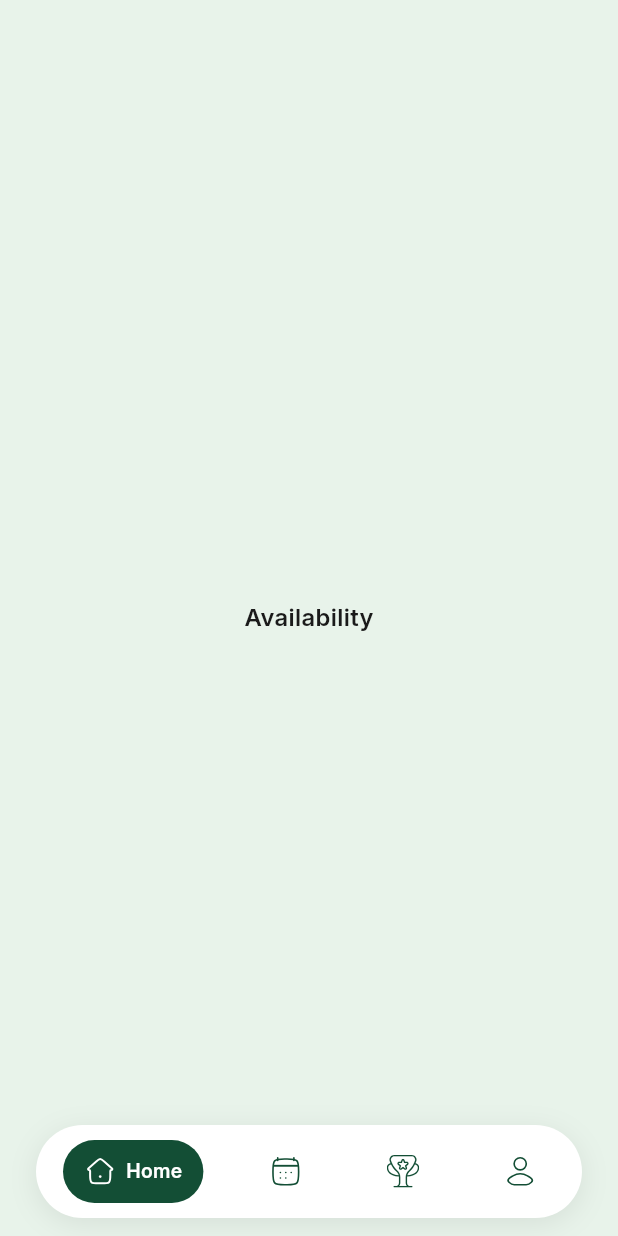
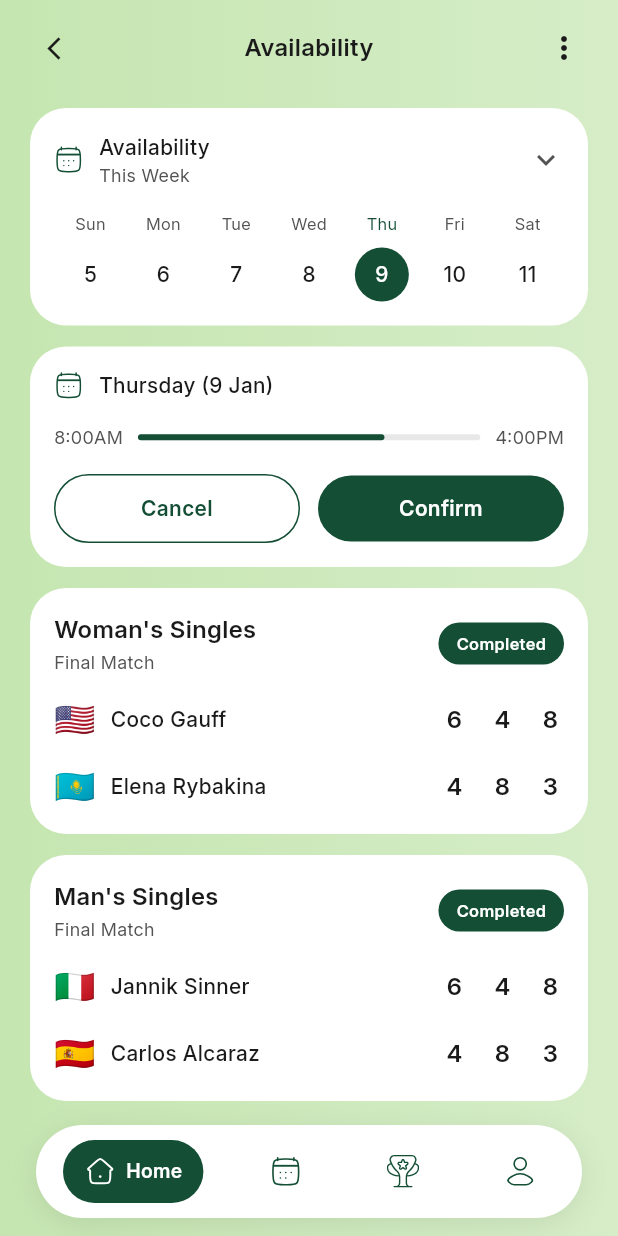
Before and after one commit to SherazAli-67/tennis-match-booking-ui, a Flutter app: the HomeScreen screen opened by its route, after a tap on "Book A Match", on a phone screen of 412 x 824 dp. Run offline on Flutter 3.47's test engine with Material 3 defaults, Android fonts, the phone set to English and light mode, and no system bars; our stand-ins replace flutter_svg, go_router; network calls fail.

Commit message:
Tennish Match Booking app - Availability page development

```diff
--- a/lib/constants/string_const.dart
+++ b/lib/constants/string_const.dart
@@ -16,7 +16,13 @@ class StringConst {
   static const available = 'Available';
   static const full = 'Full';
   static const booked = 'Booked';
-  static const monthYear = 'October 2024';
+  static const completed = 'Completed';
+  static const thisWeek = 'This Week';
+  static const cancel = 'Cancel';
+  static const confirm = 'Confirm';
+  static const finalMatch = 'Final Match';
+  static const startTime = '8:00AM';
+  static const endTime = '4:00PM';
   static const comingSoon = 'Coming soon';
   static const calendar = 'Calendar';
   static const tournaments = 'Tournaments';
--- a/lib/core/app_data.dart
+++ b/lib/core/app_data.dart
@@ -30,13 +30,13 @@ class AppData {
   ];
 
   static const calendarDays = [
-    CalendarDay(weekday: 'M', day: 10),
-    CalendarDay(weekday: 'T', day: 11),
-    CalendarDay(weekday: 'W', day: 12),
-    CalendarDay(weekday: 'T', day: 13),
-    CalendarDay(weekday: 'F', day: 14),
-    CalendarDay(weekday: 'S', day: 15),
-    CalendarDay(weekday: 'S', day: 16),
+    CalendarDay(weekday: 'Sun', day: 5, label: 'Sunday (5 Jan)'),
+    CalendarDay(weekday: 'Mon', day: 6, label: 'Monday (6 Jan)'),
+    CalendarDay(weekday: 'Tue', day: 7, label: 'Tuesday (7 Jan)'),
+    CalendarDay(weekday: 'Wed', day: 8, label: 'Wednesday (8 Jan)'),
+    CalendarDay(weekday: 'Thu', day: 9, label: 'Thursday (9 Jan)'),
+    CalendarDay(weekday: 'Fri', day: 10, label: 'Friday (10 Jan)'),
+    CalendarDay(weekday: 'Sat', day: 11, label: 'Saturday (11 Jan)'),
   ];
 
   static const upcomingMatches = [
@@ -71,65 +71,42 @@ class AppData {
 
   static const availabilityMatches = [
     AvailabilityMatch(
-      title: "Women's Singles",
-      status: StringConst.available,
+      title: "Woman's Singles",
+      subtitle: StringConst.finalMatch,
+      status: StringConst.completed,
       players: [
         MatchPlayer(
-          name: 'Emma Wilson',
+          name: 'Coco Gauff',
           countryCode: 'US',
           avatarUrl: 'https://i.pravatar.cc/150?img=47',
+          setScores: [6, 4, 8],
         ),
         MatchPlayer(
-          name: 'Sofia Rossi',
-          countryCode: 'IT',
+          name: 'Elena Rybakina',
+          countryCode: 'KZ',
           avatarUrl: 'https://i.pravatar.cc/150?img=45',
+          setScores: [4, 8, 3],
         ),
       ],
-      scores: ['6', '4', '4', '3'],
     ),
     AvailabilityMatch(
-      title: "Men's Doubles",
-      status: StringConst.booked,
+      title: "Man's Singles",
+      subtitle: StringConst.finalMatch,
+      status: StringConst.completed,
       players: [
         MatchPlayer(
-          name: 'James Carter',
-          countryCode: 'GB',
-          avatarUrl: 'https://i.pravatar.cc/150?img=14',
+          name: 'Jannik Sinner',
+          countryCode: 'IT',
+          avatarUrl: 'https://i.pravatar.cc/150?img=12',
+          setScores: [6, 4, 8],
         ),
         MatchPlayer(
-          name: 'Lucas Martin',
-          countryCode: 'FR',
-          avatarUrl: 'https://i.pravatar.cc/150?img=15',
-        ),
-        MatchPlayer(
-          name: 'Noah Kim',
-          countryCode: 'KR',
-          avatarUrl: 'https://i.pravatar.cc/150?img=16',
-        ),
-        MatchPlayer(
-          name: 'Oliver Braun',
-          countryCode: 'DE',
-          avatarUrl: 'https://i.pravatar.cc/150?img=17',
+          name: 'Carlos Alcaraz',
+          countryCode: 'ES',
+          avatarUrl: 'https://i.pravatar.cc/150?img=14',
+          setScores: [4, 8, 3],
         ),
       ],
-      scores: ['6', '3', '7', '5'],
-    ),
-    AvailabilityMatch(
-      title: 'Open Court',
-      status: StringConst.full,
-      players: [
-        MatchPlayer(
-          name: 'Ava Chen',
-          countryCode: 'CN',
-          avatarUrl: 'https://i.pravatar.cc/150?img=28',
-        ),
-        MatchPlayer(
-          name: 'Mia Lopez',
-          countryCode: 'ES',
-          avatarUrl: 'https://i.pravatar.cc/150?img=29',
-        ),
-      ],
-      scores: ['6', '6', '2', '1'],
     ),
   ];
 }
--- a/lib/core/models/availability_match.dart
+++ b/lib/core/models/availability_match.dart
@@ -3,13 +3,13 @@ import 'package:tennis_match_booking/core/models/match_player.dart';
 class AvailabilityMatch {
   const AvailabilityMatch({
     required this.title,
+    required this.subtitle,
     required this.status,
     required this.players,
-    required this.scores,
   });
 
   final String title;
+  final String subtitle;
   final String status;
   final List<MatchPlayer> players;
-  final List<String> scores;
 }
--- a/lib/core/models/calendar_day.dart
+++ b/lib/core/models/calendar_day.dart
@@ -2,8 +2,10 @@ class CalendarDay {
   const CalendarDay({
     required this.weekday,
     required this.day,
+    required this.label,
   });
 
   final String weekday;
   final int day;
+  final String label;
 }
--- a/lib/core/models/match_player.dart
+++ b/lib/core/models/match_player.dart
@@ -3,9 +3,15 @@ class MatchPlayer {
     required this.name,
     required this.countryCode,
     required this.avatarUrl,
+    required this.setScores,
   });
 
   final String name;
   final String countryCode;
   final String avatarUrl;
+  final List<int> setScores;
+
+  String get flagEmoji {
+    return countryCode.toUpperCase().codeUnits.map((unit) => String.fromCharCode(unit + 127397)).join();
+  }
 }
--- /dev/null
+++ b/lib/presentation/screens/availability_screen.dart
@@ -0,0 +1,278 @@
+import 'package:flutter/material.dart';
+import 'package:flutter_svg/flutter_svg.dart';
+import 'package:go_router/go_router.dart';
+import 'package:tennis_match_booking/constants/string_const.dart';
+import 'package:tennis_match_booking/core/app_colors.dart';
+import 'package:tennis_match_booking/core/app_data.dart';
+import 'package:tennis_match_booking/core/app_icons.dart';
+import 'package:tennis_match_booking/core/app_textstyles.dart';
+import 'package:tennis_match_booking/core/models/availability_match.dart';
+import 'package:tennis_match_booking/core/models/calendar_day.dart';
+import 'package:tennis_match_booking/core/models/match_player.dart';
+import 'package:tennis_match_booking/presentation/widgets/app_button.dart';
+
+class AvailabilityScreen extends StatefulWidget {
+  const AvailabilityScreen({super.key});
+
+  @override
+  State<AvailabilityScreen> createState() => _AvailabilityScreenState();
+}
+
+class _AvailabilityScreenState extends State<AvailabilityScreen> {
+  int _selectedDayIndex = 4;
+
+  CalendarDay get _selectedDay => AppData.calendarDays[_selectedDayIndex];
+
+  @override
+  Widget build(BuildContext context) {
+    return Scaffold(
+      backgroundColor: AppColors.whiteColor,
+      body: Container(
+        decoration: BoxDecoration(
+          gradient: LinearGradient(
+            colors: [
+              AppColors.screenGradientBgColor.withValues(alpha: 0.37),
+              AppColors.screenGradientBgColor.withValues(alpha: 0.26),
+            ],
+            stops: const [0.0, 1.0],
+          ),
+        ),
+        child: SafeArea(
+          bottom: false,
+          child: Column(
+            children: [
+              Padding(
+                padding: .fromLTRB(12, 8, 12, 0),
+                child: _buildHeader(),
+              ),
+              Expanded(
+                child: ListView(
+                  padding: .fromLTRB(20, 16, 20, 100),
+                  children: [
+                    _buildWeekCard(),
+                    const SizedBox(height: 14),
+                    _buildTimeSlotCard(),
+                    const SizedBox(height: 14),
+                    for (var i = 0; i < AppData.availabilityMatches.length; i++) ...[
+                      _buildMatchCard(match: AppData.availabilityMatches[i]),
+                      if (i != AppData.availabilityMatches.length - 1) const SizedBox(height: 14),
+                    ],
+                  ],
+                ),
+              ),
+            ],
+          ),
+        ),
+      ),
+    );
+  }
+
+  Widget _buildHeader() {
+    return Row(
+      children: [
+        IconButton(
+          onPressed: () => context.pop(),
+          icon: Icon(Icons.arrow_back_ios_new, size: 18, color: AppColors.textPrimaryColor),
+        ),
+        Expanded(child: Text(StringConst.availability, style: AppTextStyles.title, textAlign: .center)),
+        IconButton(
+          onPressed: () {},
+          icon: Icon(Icons.more_vert, color: AppColors.textPrimaryColor),
+        ),
+      ],
+    );
+  }
+
+  Widget _buildWeekCard() {
+    return Container(
+      padding: .all(16),
+      decoration: BoxDecoration(
+        color: AppColors.whiteColor,
+        borderRadius: .circular(24),
+      ),
+      child: Column(
+        spacing: 16,
+        children: [
+          Row(
+            spacing: 10,
+            children: [
+              SvgPicture.asset(AppIcons.icCalendar, width: 20, height: 20, colorFilter: .mode(AppColors.primaryGreenColor, .srcIn)),
+              Expanded(
+                child: Column(
+                  crossAxisAlignment: .start,
+                  children: [
+                    Text(StringConst.availability, style: AppTextStyles.bodyMedium),
+                    Text(StringConst.thisWeek, style: AppTextStyles.caption),
+                  ],
+                ),
+              ),
+              Icon(Icons.expand_more, color: AppColors.textMutedColor),
+            ],
+          ),
+          Row(
+            children: [
+              for (var i = 0; i < AppData.calendarDays.length; i++)
+                Expanded(child: _buildDayItem(index: i, day: AppData.calendarDays[i])),
+            ],
+          ),
+        ],
+      ),
+    );
+  }
+
+  Widget _buildDayItem({required int index, required CalendarDay day}) {
+    final isSelected = _selectedDayIndex == index;
+    return GestureDetector(
+      onTap: () => setState(() => _selectedDayIndex = index),
+      child: Column(
+        spacing: 8,
+        children: [
+          Text(
+            day.weekday,
+            style: AppTextStyles.caption.copyWith(
+              fontSize: 11,
+              color: isSelected ? AppColors.primaryGreenColor : AppColors.textMutedColor,
+            ),
+          ),
+          Container(
+            width: 36,
+            height: 36,
+            alignment: .center,
+            decoration: BoxDecoration(
+              color: isSelected ? AppColors.primaryGreenColor : Colors.transparent,
+              shape: .circle,
+            ),
+            child: Text(
+              '${day.day}',
+              style: AppTextStyles.bodyMedium.copyWith(
+                color: isSelected ? AppColors.whiteColor : AppColors.textPrimaryColor,
+              ),
+            ),
+          ),
+        ],
+      ),
+    );
+  }
+
+  Widget _buildTimeSlotCard() {
+    return Container(
+      padding: .all(16),
+      decoration: BoxDecoration(
+        color: AppColors.whiteColor,
+        borderRadius: .circular(24),
+      ),
+      child: Column(
+        spacing: 16,
+        children: [
+          Row(
+            spacing: 10,
+            children: [
+              SvgPicture.asset(AppIcons.icCalendar, width: 20, height: 20, colorFilter: .mode(AppColors.primaryGreenColor, .srcIn)),
+              Text(_selectedDay.label, style: AppTextStyles.bodyMedium),
+            ],
+          ),
+          Row(
+            spacing: 10,
+            children: [
+              Text(StringConst.startTime, style: AppTextStyles.caption),
+              Expanded(
+                child: Stack(
+                  alignment: .centerLeft,
+                  children: [
+                    Container(
+                      height: 4,
+                      decoration: BoxDecoration(
+                        color: AppColors.chipInactiveColor,
+                        borderRadius: .circular(4),
+                      ),
+                    ),
+                    FractionallySizedBox(
+                      widthFactor: 0.72,
+                      child: Container(
+                        height: 4,
+                        decoration: BoxDecoration(
+                          color: AppColors.primaryGreenColor,
+                          borderRadius: .circular(4),
+                        ),
+                      ),
+                    ),
+                  ],
+                ),
+              ),
+              Text(StringConst.endTime, style: AppTextStyles.caption),
+            ],
+          ),
+          Row(
+            spacing: 12,
+            children: [
+              Expanded(
+                child: AppButton(label: StringConst.cancel, variant: .secondary, onPressed: () => context.pop()),
+              ),
+              Expanded(
+                child: AppButton(label: StringConst.confirm, onPressed: () => context.pop()),
+              ),
+            ],
+          ),
+        ],
+      ),
+    );
+  }
+
+  Widget _buildMatchCard({required AvailabilityMatch match}) {
+    return Container(
+      padding: .all(16),
+      decoration: BoxDecoration(
+        color: AppColors.whiteColor,
+        borderRadius: .circular(24),
+      ),
+      child: Column(
+        spacing: 14,
+        children: [
+          Row(
+            children: [
+              Expanded(
+                child: Column(
+                  crossAxisAlignment: .start,
+                  spacing: 2,
+                  children: [
+                    Text(match.title, style: AppTextStyles.title),
+                    Text(match.subtitle, style: AppTextStyles.caption),
+                  ],
+                ),
+              ),
+              Container(
+                padding: .symmetric(horizontal: 12, vertical: 6),
+                decoration: BoxDecoration(
+                  color: AppColors.primaryGreenColor,
+                  borderRadius: .circular(16),
+                ),
+                child: Text(match.status, style: AppTextStyles.button.copyWith(fontSize: 11)),
+              ),
+            ],
+          ),
+          for (final player in match.players) _buildPlayerRow(player: player),
+        ],
+      ),
+    );
+  }
+
+  Widget _buildPlayerRow({required MatchPlayer player}) {
+    return Row(
+      spacing: 10,
+      children: [
+        Text(player.flagEmoji, style: const TextStyle(fontSize: 22)),
+        Expanded(child: Text(player.name, style: AppTextStyles.bodyMedium)),
+        Row(
+          spacing: 14,
+          children: [
+            for (final score in player.setScores)
+              SizedBox(
+                width: 18,
+                child: Text('$score', style: AppTextStyles.title, textAlign: .center),
+              ),
+          ],
+        ),
+      ],
+    );
+  }
+}
--- a/lib/router/router.dart
+++ b/lib/router/router.dart
@@ -1,7 +1,7 @@
 import 'package:flutter/material.dart';
 import 'package:go_router/go_router.dart';
 import 'package:tennis_match_booking/constants/string_const.dart';
-import 'package:tennis_match_booking/core/app_textstyles.dart';
+import 'package:tennis_match_booking/presentation/screens/availability_screen.dart';
 import 'package:tennis_match_booking/presentation/screens/home_screen.dart';
 import 'package:tennis_match_booking/presentation/screens/main_shell_screen.dart';
 import 'package:tennis_match_booking/presentation/screens/placeholder_screen.dart';
@@ -25,9 +25,7 @@ GoRouter router = GoRouter(
               routes: [
                 GoRoute(
                   path: 'availability',
-                  builder: (ctx, state) => const Scaffold(
-                    body: Center(child: Text(StringConst.availability, style: AppTextStyles.title)),
-                  ),
+                  builder: (ctx, state) => const AvailabilityScreen(),
                 ),
               ],
             ),
```
